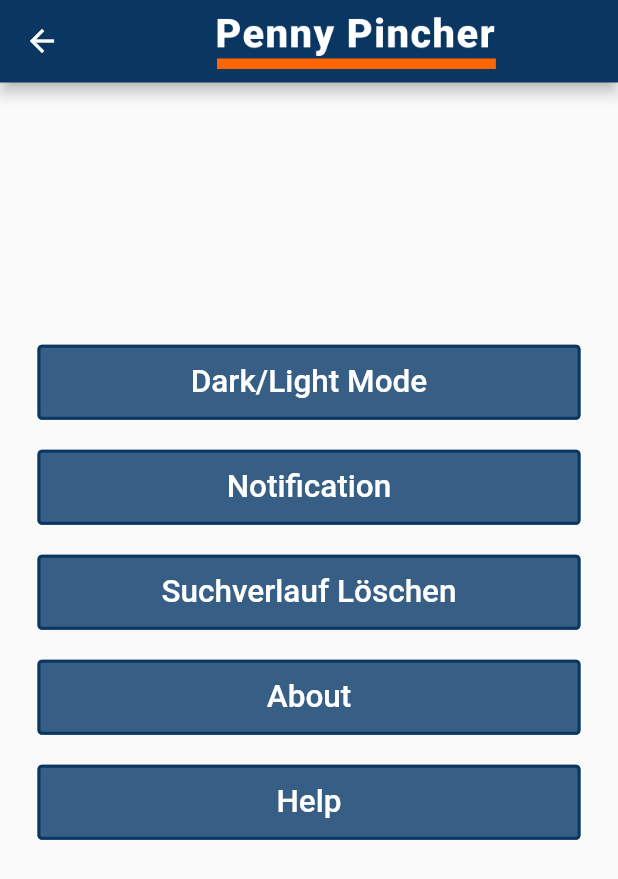
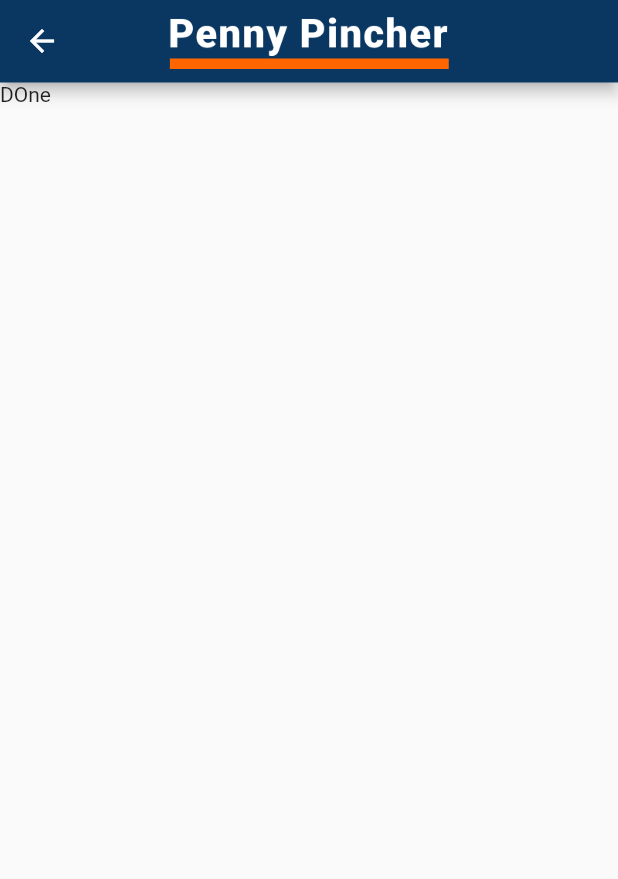
Before and after one commit to dimitarKolev99/flutter_project, a Flutter app: the ProfilePage screen opened directly, after a tap on "Help", on a phone screen of 412 x 824 dp. Shown: the top 879 px of the screen. Run offline on Flutter 3.47's test engine with Material 2 defaults, Android fonts, the phone set to English and light mode, and no system bars; our stand-ins replace flutter_local_notifications, google_fonts, line_awesome_flutter, material_design_icons_flutter, mobx, shared_preferences and 1 more; accounts and stored records are empty.

Commit message:
Add "help" page

```diff
--- /dev/null
+++ b/lib/view/help.dart
@@ -0,0 +1,35 @@
+import 'package:penny_pincher/view/theme.dart';
+import 'package:flutter/material.dart';
+import 'package:penny_pincher/view/widget/app_bar_navigator.dart';
+import 'dart:async';
+import 'package:provider/provider.dart';
+import 'package:google_fonts/google_fonts.dart';
+
+
+
+class Help extends StatefulWidget {
+
+
+
+  @override
+  State<Help> createState() => _HelpState();
+}
+
+class _HelpState extends State<Help> {
+
+  @override
+  Widget build(BuildContext context) {
+    ThemeChanger _themeChanger = Provider.of<ThemeChanger>(context);
+    MediaQueryData _mediaQueryData = MediaQuery.of(context);
+    double displayWidth = _mediaQueryData.size.width;
+    double displayHeight = _mediaQueryData.size.height;
+    double blockSizeHorizontal = displayWidth / 100; // screen width in 1%
+    double blockSizeVertical = displayHeight / 100; // screen height in 1%
+
+    return Scaffold(
+      //ScreenUtil.init(context, height:896, width:414, allowFontScaling: true);
+        appBar: ExtendedViewAppBar(),
+        body: Text("DOne"),
+    );
+  }
+}
--- a/lib/view/profile.dart
+++ b/lib/view/profile.dart
@@ -2,6 +2,7 @@ import 'package:penny_pincher/models/preferences_articles.dart';
 import 'package:penny_pincher/services/notification_service.dart';
 import 'package:penny_pincher/services/product_api.dart';
 import 'package:penny_pincher/models/product.dart';
+import 'package:penny_pincher/view/help.dart';
 import 'package:penny_pincher/view/theme.dart';
 import 'package:penny_pincher/view/widget/app_bar_navigator.dart';
 import 'package:penny_pincher/view/widget/article_card.dart';
@@ -50,6 +51,8 @@ class _ProfilePageState extends State<ProfilePage> {
             child: ListView(
               //padding: EdgeInsets.only(top: 50),
               children: <Widget>[
+
+                //Theme Changer Button
                 Container(
                   height: 50,
                   margin: EdgeInsets.symmetric(horizontal: 25, vertical: 10),
@@ -89,6 +92,8 @@ class _ProfilePageState extends State<ProfilePage> {
                     ),
                   ),
                 ),
+
+                //Notification Button
                 Container(
                   height: 50,
                   margin: EdgeInsets.symmetric(horizontal: 25, vertical: 10),
@@ -126,6 +131,8 @@ class _ProfilePageState extends State<ProfilePage> {
                     ),),
                   ),
                 ),
+
+                // Delete search history button
                 Container(
                   height: 50,
                   margin: EdgeInsets.symmetric(horizontal: 25, vertical: 10),
@@ -159,6 +166,8 @@ class _ProfilePageState extends State<ProfilePage> {
                     ),),
                   ),
                 ),
+
+                //About button
                 Container(
                   height: 50,
                   margin: EdgeInsets.symmetric(horizontal: 25, vertical: 10),
@@ -195,6 +204,8 @@ class _ProfilePageState extends State<ProfilePage> {
                     ),),
                   ),
                 ),
+
+                //Help Button
                 Container(
                   height: 50,
                   margin: EdgeInsets.symmetric(horizontal: 25, vertical: 10),
@@ -205,7 +216,10 @@ class _ProfilePageState extends State<ProfilePage> {
                   child:
                   TextButton(
                     onPressed: () {
-
+                      Navigator.push (
+                        context,
+                        MaterialPageRoute(builder: (context) => Help()),
+                      );
                     },
                     style: ButtonStyle(
                         backgroundColor: MaterialStateProperty.all(ThemeChanger.lightBlue),
```
Also changed, not shown: pubspec.lock.
